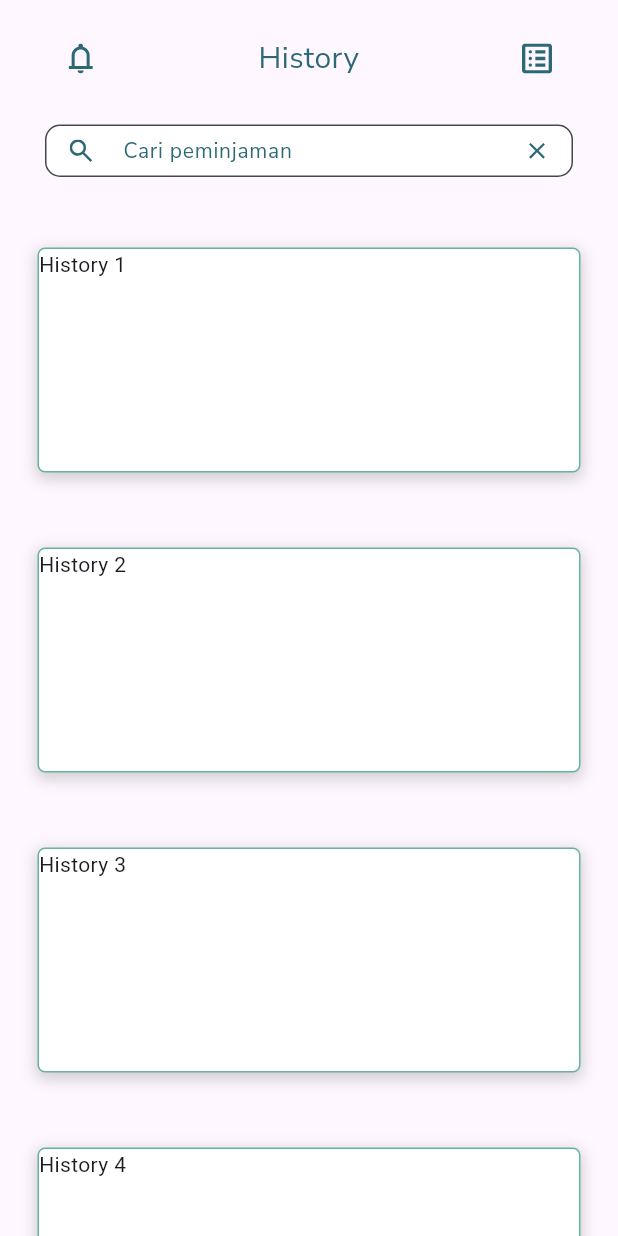
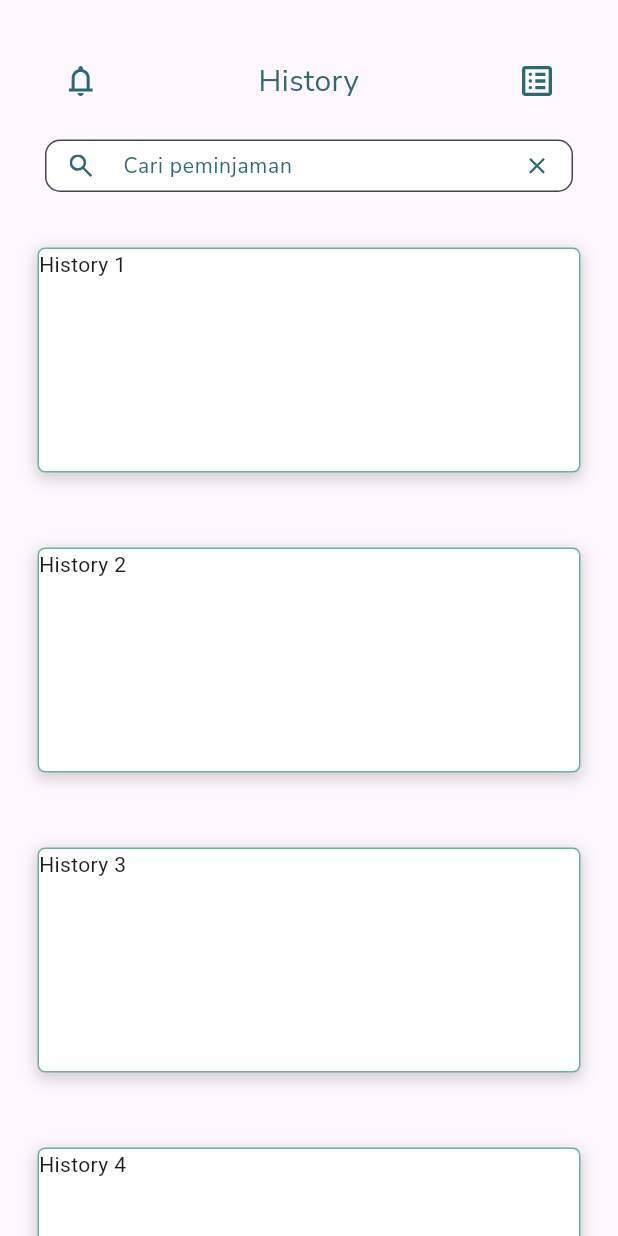
Before and after one commit to R2Z2407/ZuhryInventory101, a Flutter app: the HistoryPage screen opened by its route, on a phone screen of 412 x 824 dp. Run offline on Flutter 3.47's test engine with Material 3 defaults, Android fonts, the phone set to English and light mode, and no system bars; our stand-ins replace flutter_svg.

Commit message:
Update historyPage.dart

```diff
--- a/zuhry_invent/lib/screen/historyPage.dart
+++ b/zuhry_invent/lib/screen/historyPage.dart
@@ -1,8 +1,8 @@
 import 'package:flutter/material.dart';
+import 'package:zuhry_invent/component/customSearch.dart';
 import 'package:zuhry_invent/component/ListviewSquare.dart';
 import 'package:zuhry_invent/component/customTopTitle.dart';
 import 'package:zuhry_invent/common/utils/custom_colors.dart';
-import 'package:zuhry_invent/component/customSearch.dart';
 
 class HistoryPage extends StatelessWidget {
   const HistoryPage({super.key});
@@ -40,11 +40,12 @@ class HistoryPage extends StatelessWidget {
         ),
         decoration: const BoxDecoration(color: Color(0x00000000)),
         child: Column(children: [
+          const SizedBox(height: 15),
           const TopTitle(
             thistext: 'History',
             thiscolor: Coolors.primary,
           ),
-          const SizedBox(height: 20),
+          const SizedBox(height: 15),
           CustomSearch(
             thistext: 'Cari peminjaman',
           ),
```
